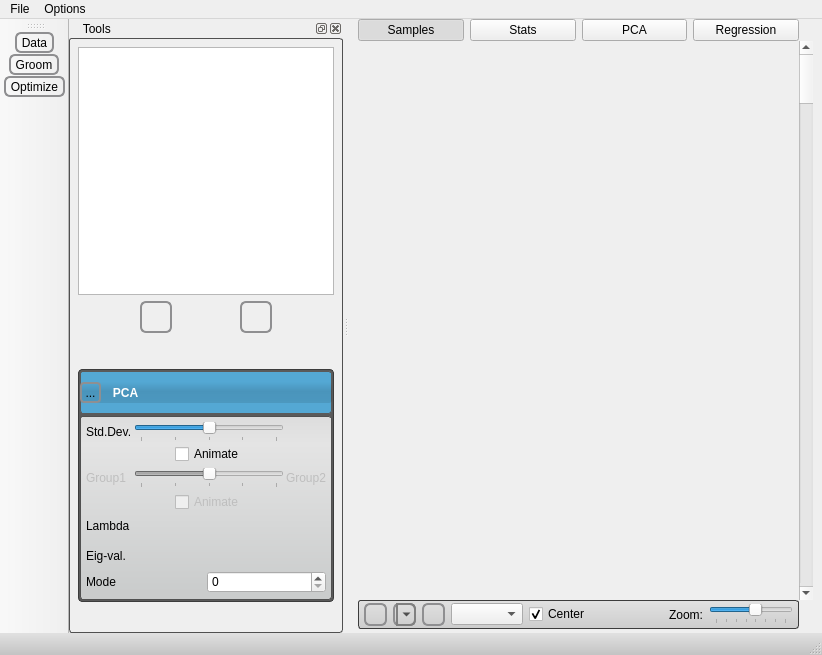
Above: src/Application/ShapeWorksStudioApp.ui from SCIInstitute/ShapeWorks before the change. Below: the same form after it.
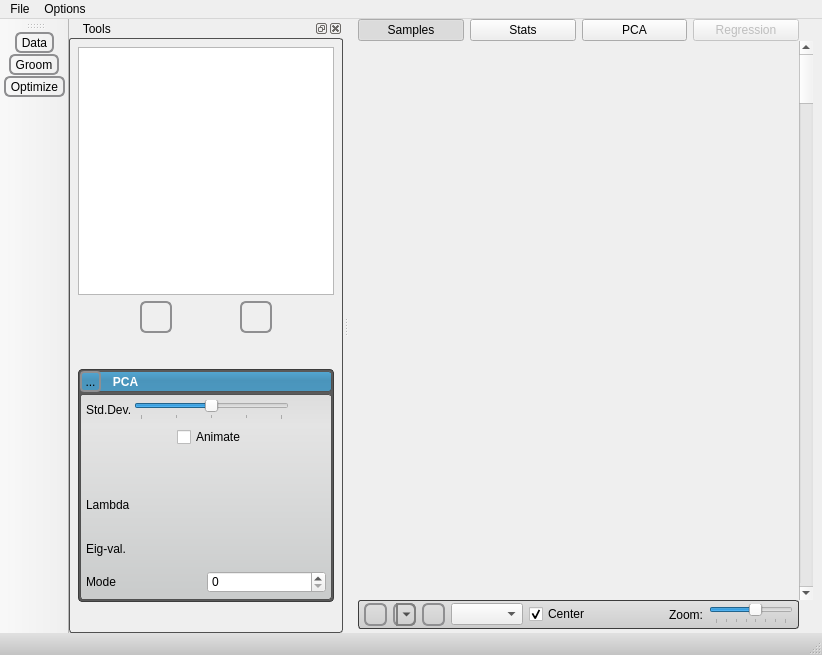
That is the form after the change. Icons and pictures are not drawn. Custom widgets are drawn as their Qt base class.

Patch:
```diff
--- a/src/Application/ShapeWorksStudioApp.ui
+++ b/src/Application/ShapeWorksStudioApp.ui
@@ -606,6 +606,9 @@
       </item>
       <item row="0" column="3">
        <widget class="QPushButton" name="regression_button">
+        <property name="enabled">
+         <bool>false</bool>
+        </property>
         <property name="text">
          <string>Regression</string>
         </property>
@@ -800,6 +803,12 @@
           </property>
           <item>
            <widget class="QWidget" name="pcaHeaderBackground" native="true">
+            <property name="maximumSize">
+             <size>
+              <width>16777215</width>
+              <height>21</height>
+             </size>
+            </property>
             <layout class="QVBoxLayout" name="verticalLayout_13">
              <property name="leftMargin">
               <number>0</number>
@@ -944,57 +953,6 @@
                  </property>
                 </widget>
                </item>
-               <item row="2" column="0">
-                <widget class="QLabel" name="pcaGroup1Label">
-                 <property name="enabled">
-                  <bool>false</bool>
-                 </property>
-                 <property name="minimumSize">
-                  <size>
-                   <width>0</width>
-                   <height>24</height>
-                  </size>
-                 </property>
-                 <property name="text">
-                  <string>Group1</string>
-                 </property>
-                </widget>
-               </item>
-               <item row="2" column="1">
-                <widget class="QSlider" name="pcaGroupSlider">
-                 <property name="enabled">
-                  <bool>false</bool>
-                 </property>
-                 <property name="minimum">
-                  <number>0</number>
-                 </property>
-                 <property name="maximum">
-                  <number>20</number>
-                 </property>
-                 <property name="value">
-                  <number>10</number>
-                 </property>
-                 <property name="orientation">
-                  <enum>Qt::Horizontal</enum>
-                 </property>
-                 <property name="tickPosition">
-                  <enum>QSlider::TicksBelow</enum>
-                 </property>
-                 <property name="tickInterval">
-                  <number>5</number>
-                 </property>
-                </widget>
-               </item>
-               <item row="2" column="2">
-                <widget class="QLabel" name="pcaGroup2Label">
-                 <property name="enabled">
-                  <bool>false</bool>
-                 </property>
-                 <property name="text">
-                  <string>Group2</string>
-                 </property>
-                </widget>
-               </item>
                <item row="1" column="1">
                 <widget class="QWidget" name="widget_23" native="true">
                  <layout class="QHBoxLayout" name="horizontalLayout_9">
@@ -1049,7 +1007,7 @@
                  </layout>
                 </widget>
                </item>
-               <item row="3" column="1">
+               <item row="2" column="1">
                 <widget class="QWidget" name="widget_25" native="true">
                  <layout class="QHBoxLayout" name="horizontalLayout_10">
                   <property name="spacing">
@@ -1067,42 +1025,6 @@
                   <property name="bottomMargin">
                    <number>0</number>
                   </property>
-                  <item>
-                   <spacer name="horizontalSpacer_7">
-                    <property name="orientation">
-                     <enum>Qt::Horizontal</enum>
-                    </property>
-                    <property name="sizeHint" stdset="0">
-                     <size>
-                      <width>40</width>
-                      <height>20</height>
-                     </size>
-                    </property>
-                   </spacer>
-                  </item>
-                  <item>
-                   <widget class="QCheckBox" name="pcaGroupAnimateCheckBox">
-                    <property name="enabled">
-                     <bool>false</bool>
-                    </property>
-                    <property name="text">
-                     <string>Animate</string>
-                    </property>
-                   </widget>
-                  </item>
-                  <item>
-                   <spacer name="horizontalSpacer_8">
-                    <property name="orientation">
-                     <enum>Qt::Horizontal</enum>
-                    </property>
-                    <property name="sizeHint" stdset="0">
-                     <size>
-                      <width>40</width>
-                      <height>20</height>
-                     </size>
-                    </property>
-                   </spacer>
-                  </item>
                  </layout>
                 </widget>
                </item>
```
